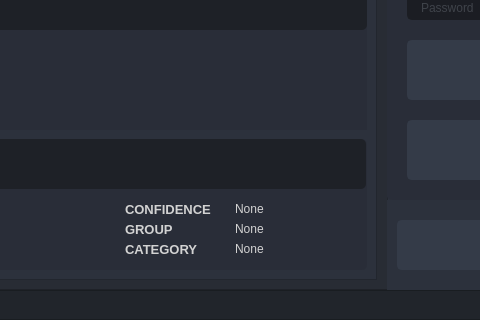
Qt form gui/google_meet_bot.ui (Christopher-Hosken/google-meet-bot) before a commit; both pictures show x 153 to 633 and y 290 to 610 of the 780 by 610 pixel window.
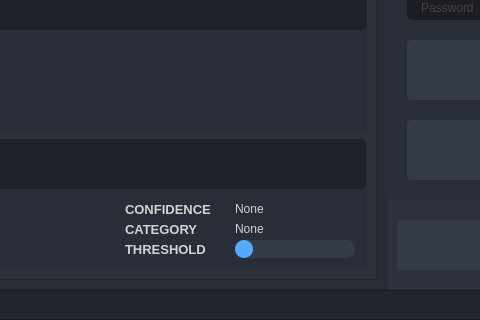
The same form after that commit. Icons and pictures are not drawn.

```diff
--- a/gui/google_meet_bot.ui
+++ b/gui/google_meet_bot.ui
@@ -617,7 +617,7 @@
         <string>Google Meet Bot - UI</string>
        </property>
       </widget>
-      <widget class="QFrame" name="frame_icon_top_bar">
+      <widget class="QPushButton" name="btn_logo">
        <property name="geometry">
         <rect>
          <x>10</x>
@@ -626,109 +626,17 @@
          <height>30</height>
         </rect>
        </property>
-       <property name="palette">
-        <palette>
-         <active>
-          <colorrole role="Button">
-           <brush brushstyle="SolidPattern">
-            <color alpha="0">
-             <red>0</red>
-             <green>0</green>
-             <blue>0</blue>
-            </color>
-           </brush>
-          </colorrole>
-          <colorrole role="Base">
-           <brush brushstyle="SolidPattern">
-            <color alpha="0">
-             <red>0</red>
-             <green>0</green>
-             <blue>0</blue>
-            </color>
-           </brush>
-          </colorrole>
-          <colorrole role="Window">
-           <brush brushstyle="SolidPattern">
-            <color alpha="0">
-             <red>0</red>
-             <green>0</green>
-             <blue>0</blue>
-            </color>
-           </brush>
-          </colorrole>
-         </active>
-         <inactive>
-          <colorrole role="Button">
-           <brush brushstyle="SolidPattern">
-            <color alpha="0">
-             <red>0</red>
-             <green>0</green>
-             <blue>0</blue>
-            </color>
-           </brush>
-          </colorrole>
-          <colorrole role="Base">
-           <brush brushstyle="SolidPattern">
-            <color alpha="0">
-             <red>0</red>
-             <green>0</green>
-             <blue>0</blue>
-            </color>
-           </brush>
-          </colorrole>
-          <colorrole role="Window">
-           <brush brushstyle="SolidPattern">
-            <color alpha="0">
-             <red>0</red>
-             <green>0</green>
-             <blue>0</blue>
-            </color>
-           </brush>
-          </colorrole>
-         </inactive>
-         <disabled>
-          <colorrole role="Button">
-           <brush brushstyle="SolidPattern">
-            <color alpha="0">
-             <red>0</red>
-             <green>0</green>
-             <blue>0</blue>
-            </color>
-           </brush>
-          </colorrole>
-          <colorrole role="Base">
-           <brush brushstyle="SolidPattern">
-            <color alpha="0">
-             <red>0</red>
-             <green>0</green>
-             <blue>0</blue>
-            </color>
-           </brush>
-          </colorrole>
-          <colorrole role="Window">
-           <brush brushstyle="SolidPattern">
-            <color alpha="0">
-             <red>0</red>
-             <green>0</green>
-             <blue>0</blue>
-            </color>
-           </brush>
-          </colorrole>
-         </disabled>
-        </palette>
-       </property>
        <property name="styleSheet">
-        <string notr="true">background: transparent;
-background-image: url(&quot;../gui/icons/16x16/cli-fingerprint.png&quot;);
-background-position: center;
-background-repeat: no-repeat;
-</string>
+        <string notr="true">QPushButton {	
+	border: none;
+	background-color: transparent;
+}</string>
        </property>
-       <property name="frameShape">
-        <enum>QFrame::StyledPanel</enum>
+       <property name="text">
+        <string/>
        </property>
-       <property name="frameShadow">
-        <enum>QFrame::Raised</enum>
+       <property name="autoDefault">
+        <bool>false</bool>
        </property>
       </widget>
      </widget>
@@ -3877,22 +3785,12 @@
         <property name="frameShadow">
          <enum>QFrame::Raised</enum>
         </property>
-        <widget class="QWidget" name="graph_confidence" native="true">
-         <property name="geometry">
-          <rect>
-           <x>-1</x>
-           <y>0</y>
-           <width>251</width>
-           <height>80</height>
-          </rect>
-         </property>
-        </widget>
         <widget class="QFrame" name="frame_category_bar">
          <property name="geometry">
           <rect>
            <x>249</x>
            <y>0</y>
-           <width>251</width>
+           <width>250</width>
            <height>80</height>
           </rect>
          </property>
@@ -4041,150 +3939,11 @@
            <string>CONFIDENCE</string>
           </property>
          </widget>
-         <widget class="QLabel" name="group_title">
-          <property name="geometry">
-           <rect>
-            <x>10</x>
-            <y>30</y>
-            <width>100</width>
-            <height>20</height>
-           </rect>
-          </property>
-          <property name="palette">
-           <palette>
-            <active>
-             <colorrole role="WindowText">
-              <brush brushstyle="SolidPattern">
-               <color alpha="255">
-                <red>210</red>
-                <green>210</green>
-                <blue>210</blue>
-               </color>
-              </brush>
-             </colorrole>
-             <colorrole role="Button">
-              <brush brushstyle="SolidPattern">
-               <color alpha="255">
-                <red>41</red>
-                <green>45</green>
-                <blue>56</blue>
-               </color>
-              </brush>
-             </colorrole>
-             <colorrole role="Base">
-              <brush brushstyle="SolidPattern">
-               <color alpha="255">
-                <red>41</red>
-                <green>45</green>
-                <blue>56</blue>
-               </color>
-              </brush>
-             </colorrole>
-             <colorrole role="Window">
-              <brush brushstyle="SolidPattern">
-               <color alpha="255">
-                <red>41</red>
-                <green>45</green>
-                <blue>56</blue>
-               </color>
-              </brush>
-             </colorrole>
-            </active>
-            <inactive>
-             <colorrole role="WindowText">
-              <brush brushstyle="SolidPattern">
-               <color alpha="255">
-                <red>210</red>
-                <green>210</green>
-                <blue>210</blue>
-               </color>
-              </brush>
-             </colorrole>
-             <colorrole role="Button">
-              <brush brushstyle="SolidPattern">
-               <color alpha="255">
-                <red>41</red>
-                <green>45</green>
-                <blue>56</blue>
-               </color>
-              </brush>
-             </colorrole>
-             <colorrole role="Base">
-              <brush brushstyle="SolidPattern">
-               <color alpha="255">
-                <red>41</red>
-                <green>45</green>
-                <blue>56</blue>
-               </color>
-              </brush>
-             </colorrole>
-             <colorrole role="Window">
-              <brush brushstyle="SolidPattern">
-               <color alpha="255">
-                <red>41</red>
-                <green>45</green>
-                <blue>56</blue>
-               </color>
-              </brush>
-             </colorrole>
-            </inactive>
-            <disabled>
-             <colorrole role="WindowText">
-              <brush brushstyle="SolidPattern">
-               <color alpha="255">
-                <red>190</red>
-                <green>190</green>
-                <blue>190</blue>
-               </color>
-              </brush>
-             </colorrole>
-             <colorrole role="Button">
-              <brush brushstyle="SolidPattern">
-               <color alpha="255">
-                <red>41</red>
-                <green>45</green>
-                <blue>56</blue>
-               </color>
-              </brush>
-             </colorrole>
-             <colorrole role="Base">
-              <brush brushstyle="SolidPattern">
-               <color alpha="255">
-                <red>41</red>
-                <green>45</green>
-                <blue>56</blue>
-               </color>
-              </brush>
-             </colorrole>
-             <colorrole role="Window">
-              <brush brushstyle="SolidPattern">
-               <color alpha="255">
-                <red>41</red>
-                <green>45</green>
-                <blue>56</blue>
-               </color>
-              </brush>
-             </colorrole>
-            </disabled>
-           </palette>
-          </property>
-          <property name="font">
-           <font>
-            <family>Segoe UI</family>
-            <pointsize>10</pointsize>
-            <weight>75</weight>
-            <bold>true</bold>
-           </font>
-          </property>
-          <property name="text">
-           <string>GROUP</string>
-          </property>
-         </widget>
          <widget class="QLabel" name="catergory_title">
           <property name="geometry">
            <rect>
             <x>10</x>
-            <y>50</y>
+            <y>30</y>
             <width>100</width>
             <height>20</height>
            </rect>
@@ -4456,148 +4215,11 @@
            <string>None</string>
           </property>
          </widget>
-         <widget class="QLabel" name="group_label">
-          <property name="geometry">
-           <rect>
-            <x>120</x>
-            <y>30</y>
-            <width>120</width>
-            <height>20</height>
-           </rect>
-          </property>
-          <property name="palette">
-           <palette>
-            <active>
-             <colorrole role="WindowText">
-              <brush brushstyle="SolidPattern">
-               <color alpha="255">
-                <red>210</red>
-                <green>210</green>
-                <blue>210</blue>
-               </color>
-              </brush>
-             </colorrole>
-             <colorrole role="Button">
-              <brush brushstyle="SolidPattern">
-               <color alpha="255">
-                <red>41</red>
-                <green>45</green>
-                <blue>56</blue>
-               </color>
-              </brush>
-             </colorrole>
-             <colorrole role="Base">
-              <brush brushstyle="SolidPattern">
-               <color alpha="255">
-                <red>41</red>
-                <green>45</green>
-                <blue>56</blue>
-               </color>
-              </brush>
-             </colorrole>
-             <colorrole role="Window">
-              <brush brushstyle="SolidPattern">
-               <color alpha="255">
-                <red>41</red>
-                <green>45</green>
-                <blue>56</blue>
-               </color>
-              </brush>
-             </colorrole>
-            </active>
-            <inactive>
-             <colorrole role="WindowText">
-              <brush brushstyle="SolidPattern">
-               <color alpha="255">
-                <red>210</red>
-                <green>210</green>
-                <blue>210</blue>
-               </color>
-              </brush>
-             </colorrole>
-             <colorrole role="Button">
-              <brush brushstyle="SolidPattern">
-               <color alpha="255">
-                <red>41</red>
-                <green>45</green>
-                <blue>56</blue>
-               </color>
-              </brush>
-             </colorrole>
-             <colorrole role="Base">
-              <brush brushstyle="SolidPattern">
-               <color alpha="255">
-                <red>41</red>
-                <green>45</green>
-                <blue>56</blue>
-               </color>
-              </brush>
-             </colorrole>
-             <colorrole role="Window">
-              <brush brushstyle="SolidPattern">
-               <color alpha="255">
-                <red>41</red>
-                <green>45</green>
-                <blue>56</blue>
-               </color>
-              </brush>
-             </colorrole>
-            </inactive>
-            <disabled>
-             <colorrole role="WindowText">
-              <brush brushstyle="SolidPattern">
-               <color alpha="255">
-                <red>190</red>
-                <green>190</green>
-                <blue>190</blue>
-               </color>
-              </brush>
-             </colorrole>
-             <colorrole role="Button">
-              <brush brushstyle="SolidPattern">
-               <color alpha="255">
-                <red>41</red>
-                <green>45</green>
-                <blue>56</blue>
-               </color>
-              </brush>
-             </colorrole>
-             <colorrole role="Base">
-              <brush brushstyle="SolidPattern">
-               <color alpha="255">
-                <red>41</red>
-                <green>45</green>
-                <blue>56</blue>
-               </color>
-              </brush>
-             </colorrole>
-             <colorrole role="Window">
-              <brush brushstyle="SolidPattern">
-               <color alpha="255">
-                <red>41</red>
-                <green>45</green>
-                <blue>56</blue>
-               </color>
-              </brush>
-             </colorrole>
-            </disabled>
-           </palette>
-          </property>
-          <property name="font">
-           <font>
-            <family>Segoe UI</family>
-            <pointsize>9</pointsize>
-           </font>
-          </property>
-          <property name="text">
-           <string>None</string>
-          </property>
-         </widget>
          <widget class="QLabel" name="catergory_label">
           <property name="geometry">
            <rect>
             <x>120</x>
-            <y>50</y>
+            <y>30</y>
             <width>120</width>
             <height>20</height>
            </rect>
@@ -4730,6 +4352,170 @@
            <string>None</string>
           </property>
          </widget>
+         <widget class="QSlider" name="threshold_slider">
+          <property name="geometry">
+           <rect>
+            <x>120</x>
+            <y>50</y>
+            <width>120</width>
+            <height>20</height>
+           </rect>
+          </property>
+          <property name="sizePolicy">
+           <sizepolicy hsizetype="Fixed" vsizetype="Fixed">
+            <horstretch>0</horstretch>
+            <verstretch>0</verstretch>
+           </sizepolicy>
+          </property>
+          <property name="maximum">
+           <number>100</number>
+          </property>
+          <property name="value">
+           <number>0</number>
+          </property>
+          <property name="orientation">
+           <enum>Qt::Horizontal</enum>
+          </property>
+         </widget>
+         <widget class="QLabel" name="threshold_label">
+          <property name="geometry">
+           <rect>
+            <x>10</x>
+            <y>50</y>
+            <width>100</width>
+            <height>20</height>
+           </rect>
+          </property>
+          <property name="palette">
+           <palette>
+            <active>
+             <colorrole role="WindowText">
+              <brush brushstyle="SolidPattern">
+               <color alpha="255">
+                <red>210</red>
+                <green>210</green>
+                <blue>210</blue>
+               </color>
+              </brush>
+             </colorrole>
+             <colorrole role="Button">
+              <brush brushstyle="SolidPattern">
+               <color alpha="255">
+                <red>41</red>
+                <green>45</green>
+                <blue>56</blue>
+               </color>
+              </brush>
+             </colorrole>
+             <colorrole role="Base">
+              <brush brushstyle="SolidPattern">
+               <color alpha="255">
+                <red>41</red>
+                <green>45</green>
+                <blue>56</blue>
+               </color>
+              </brush>
+             </colorrole>
+             <colorrole role="Window">
+              <brush brushstyle="SolidPattern">
+               <color alpha="255">
+                <red>41</red>
+                <green>45</green>
+                <blue>56</blue>
+               </color>
+              </brush>
+             </colorrole>
+            </active>
+            <inactive>
+             <colorrole role="WindowText">
+              <brush brushstyle="SolidPattern">
+               <color alpha="255">
+                <red>210</red>
+                <green>210</green>
+                <blue>210</blue>
+               </color>
+              </brush>
+             </colorrole>
+             <colorrole role="Button">
+              <brush brushstyle="SolidPattern">
+               <color alpha="255">
+                <red>41</red>
+                <green>45</green>
+                <blue>56</blue>
+               </color>
+              </brush>
+             </colorrole>
+             <colorrole role="Base">
+              <brush brushstyle="SolidPattern">
+               <color alpha="255">
+                <red>41</red>
+                <green>45</green>
+                <blue>56</blue>
+               </color>
+              </brush>
+             </colorrole>
+             <colorrole role="Window">
+              <brush brushstyle="SolidPattern">
+               <color alpha="255">
+                <red>41</red>
+                <green>45</green>
+                <blue>56</blue>
+               </color>
+              </brush>
+             </colorrole>
+            </inactive>
+            <disabled>
+             <colorrole role="WindowText">
+              <brush brushstyle="SolidPattern">
+               <color alpha="255">
+                <red>190</red>
+                <green>190</green>
+                <blue>190</blue>
+               </color>
+              </brush>
+             </colorrole>
+             <colorrole role="Button">
+              <brush brushstyle="SolidPattern">
+               <color alpha="255">
+                <red>41</red>
+                <green>45</green>
+                <blue>56</blue>
+               </color>
+              </brush>
+             </colorrole>
+             <colorrole role="Base">
+              <brush brushstyle="SolidPattern">
+               <color alpha="255">
+                <red>41</red>
+                <green>45</green>
+                <blue>56</blue>
+               </color>
+              </brush>
+             </colorrole>
+             <colorrole role="Window">
+              <brush brushstyle="SolidPattern">
+               <color alpha="255">
+                <red>41</red>
+                <green>45</green>
+                <blue>56</blue>
+               </color>
+              </brush>
+             </colorrole>
+            </disabled>
+           </palette>
+          </property>
+          <property name="font">
+           <font>
+            <family>Segoe UI</family>
+            <pointsize>10</pointsize>
+            <weight>75</weight>
+            <bold>true</bold>
+           </font>
+          </property>
+          <property name="text">
+           <string>THRESHOLD</string>
+          </property>
+         </widget>
         </widget>
        </widget>
        <widget class="QFrame" name="frame_confidence_title_bar">
```
